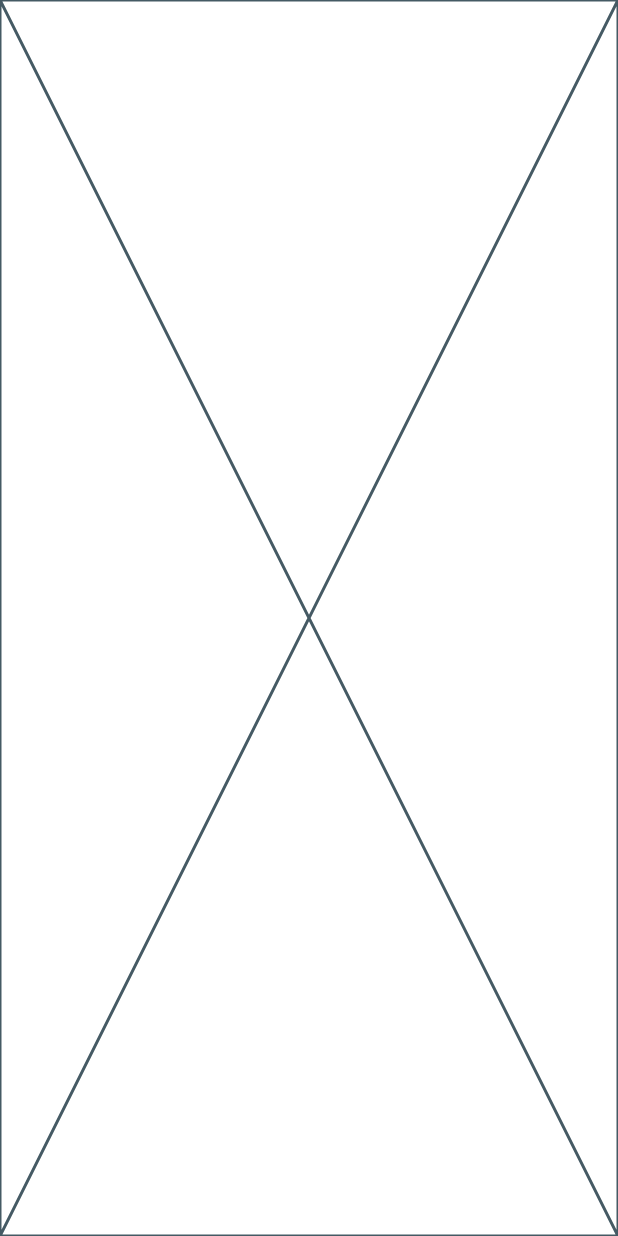
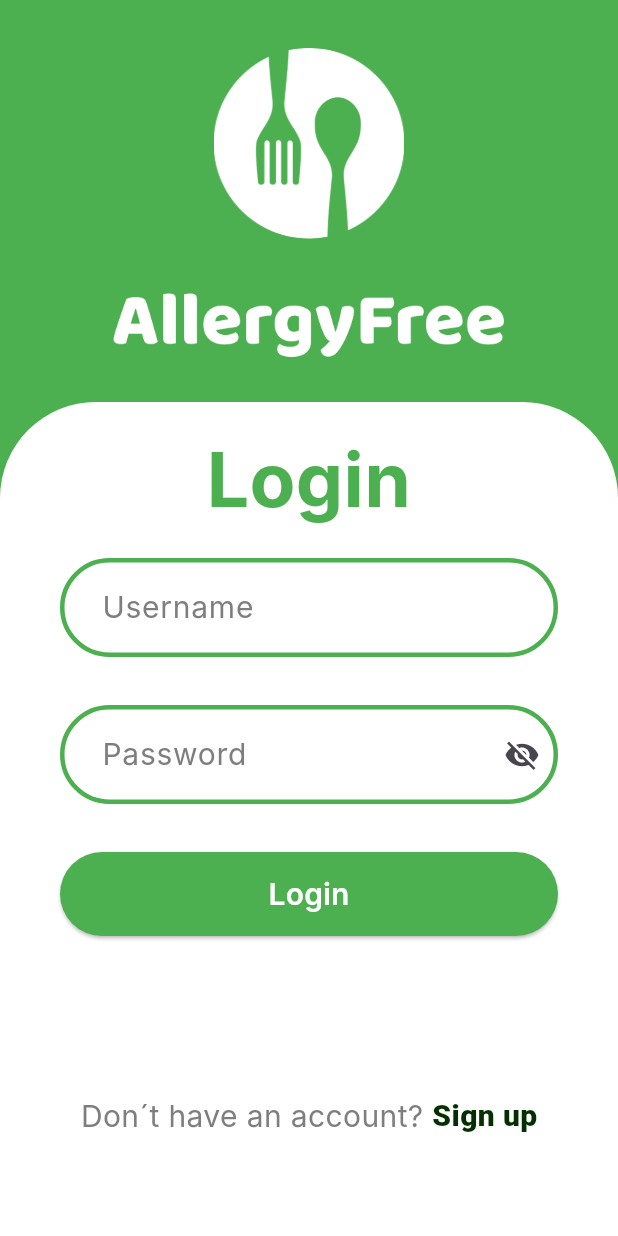
Before and after one commit to oayala775/allergy_free, a Flutter app: the screen it shows after launch, on a phone screen of 412 x 824 dp. Run offline on Flutter 3.47's test engine with Material 3 defaults, Android fonts, the phone set to English and light mode, and no system bars; our stand-ins replace go_router; Roboto replaces fonts that are missing (Inter, inter).

Commit message:
feat/Login view:
Escribir la vista de Login, correspondiente a la funcionalidad 1.

```diff
--- a/allergy_free/lib/presentation/screens/login/login_screen.dart
+++ b/allergy_free/lib/presentation/screens/login/login_screen.dart
@@ -1,11 +1,183 @@
+import 'package:allergy_free/config/utils/custom_colors.dart';
+import 'package:allergy_free/config/utils/custom_text_styles.dart';
+import 'package:allergy_free/presentation/screens/screens.dart';
 import 'package:flutter/material.dart';
+import 'package:allergy_free/presentation/widgets/custom_text_field.dart';
+import 'package:allergy_free/presentation/widgets/custom_text_button.dart';
+import 'package:go_router/go_router.dart';
 
-class LoginScreen extends StatelessWidget {
-  static const String screenName = 'login_screen';
+class LoginScreen extends StatefulWidget {
+  static const String screenName = "login_screen";
   const LoginScreen({super.key});
 
   @override
+  State<LoginScreen> createState() => _LoginScreenState();
+}
+
+class _LoginScreenState extends State<LoginScreen> {
+  @override
   Widget build(BuildContext context) {
-    return const Placeholder();
+    final Size size = MediaQuery.of(context).size; // size del viewport
+    final double minTopHeight =
+        size.height *
+        0.32; // Altura mínima del contenedor que contiene el logo y el icono
+    return Scaffold(
+      backgroundColor: CustomColors.primary,
+      body: SingleChildScrollView(
+        child: ConstrainedBox(
+          constraints: BoxConstraints(minHeight: size.height),
+          child: IntrinsicHeight(
+            child: Column(
+              children: [
+                // Icono y logo
+                Container(
+                  width: double.infinity,
+                  color: CustomColors.primary,
+                  padding: EdgeInsets.only(top: 32, bottom: 16),
+                  constraints: BoxConstraints(minHeight: minTopHeight),
+                  child: Column(
+                    mainAxisAlignment: MainAxisAlignment.center,
+                    children: [Icon(), SizedBox(height: 16.0), Logo()],
+                  ),
+                ),
+                // Formulario
+                Expanded(
+                  child: Container(
+                    width: double.infinity,
+                    decoration: BoxDecoration(
+                      color: Colors.white,
+                      borderRadius: BorderRadius.only(
+                        topLeft: Radius.circular(64.0),
+                        topRight: Radius.circular(64.0),
+                      ),
+                    ),
+                    child: Padding(
+                      padding: EdgeInsets.symmetric(
+                        horizontal: 24,
+                        vertical: 16,
+                      ),
+                      child: Formulary(),
+                    ),
+                  ),
+                ),
+              ],
+            ),
+          ),
+        ),
+      ),
+    );
   }
 }
+
+class Logo extends StatelessWidget {
+  const Logo({super.key});
+
+  @override
+  Widget build(BuildContext context) {
+    return Image.asset(
+      'assets/images/logo/Logo_AllergyFree_blanco.png',
+      width: 263,
+      height: 77,
+    );
+  }
+}
+
+class Icon extends StatelessWidget {
+  const Icon({super.key});
+
+  @override
+  Widget build(BuildContext context) {
+    return Container(
+      width: 130,
+      height: 127,
+      decoration: BoxDecoration(
+        borderRadius: BorderRadius.circular(250),
+        image: const DecorationImage(
+          image: AssetImage('assets/images/icon/Icon_AllergyFree.png'),
+        ),
+      ),
+    );
+  }
+}
+
+class Formulary extends StatelessWidget {
+  const Formulary({super.key});
+  // Queda pendiente la validación del formulario y el manejo de errores
+
+  @override
+  Widget build(BuildContext context) {
+    return Form(
+      child: Column(
+        mainAxisAlignment: MainAxisAlignment.spaceBetween,
+        crossAxisAlignment: CrossAxisAlignment.stretch,
+        children: [
+          Column(
+            crossAxisAlignment: CrossAxisAlignment.stretch,
+            children: [
+              const Text(
+                'Login',
+                style: CustomTextStyles.titleLogin,
+                textAlign: TextAlign.center,
+              ),
+              const CustomTextField(
+                text: 'Username',
+                inputType: TextInputType.text,
+              ),
+              const CustomTextField(
+                text: 'Password',
+                inputType: TextInputType.visiblePassword,
+              ),
+              CustomTextButton(
+                text: 'Login',
+                width: double.infinity,
+                height: 56,
+                onPressed: () {
+                  print('Login button pressed');
+                  context.pushNamed(HomeScreen.screenName);
+                },
+              ),
+            ],
+          ),
+          const SignUpPrompt(),
+        ],
+      ),
+    );
+  }
+}
+
+class SignUpPrompt extends StatelessWidget {
+  const SignUpPrompt({super.key});
+
+  @override
+  Widget build(BuildContext context) {
+    final Size size = MediaQuery.of(context).size; // size del viewport
+    return Padding(
+      padding: EdgeInsets.only(
+        top: size.height * 0.02,
+        bottom: size.height * 0.06,
+      ),
+      child: Wrap(
+        alignment: WrapAlignment.center,
+        crossAxisAlignment: WrapCrossAlignment.center,
+        children: [
+          Text('Don´t have an account? ', style: CustomTextStyles.greyedText),
+          GestureDetector(
+            onTap: () {
+              // Hay que redirigr a la pantalla de sign up
+              print("Ir a sign up");
+            },
+            child: Text(
+              'Sign up',
+              style: TextStyle(
+                fontFamily: 'inter',
+                fontWeight: FontWeight.w800,
+                fontSize: 20,
+                color: CustomColors.signUpLink,
+              ),
+            ),
+          ),
+        ],
+      ),
+    );
+  }
+}
```
